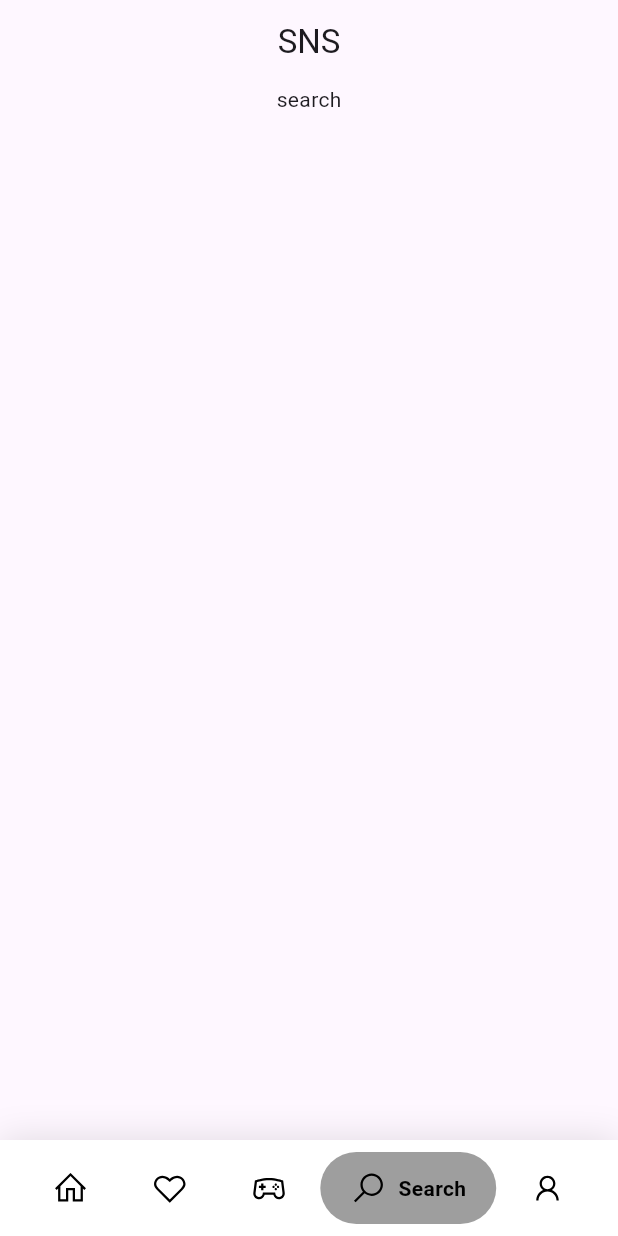
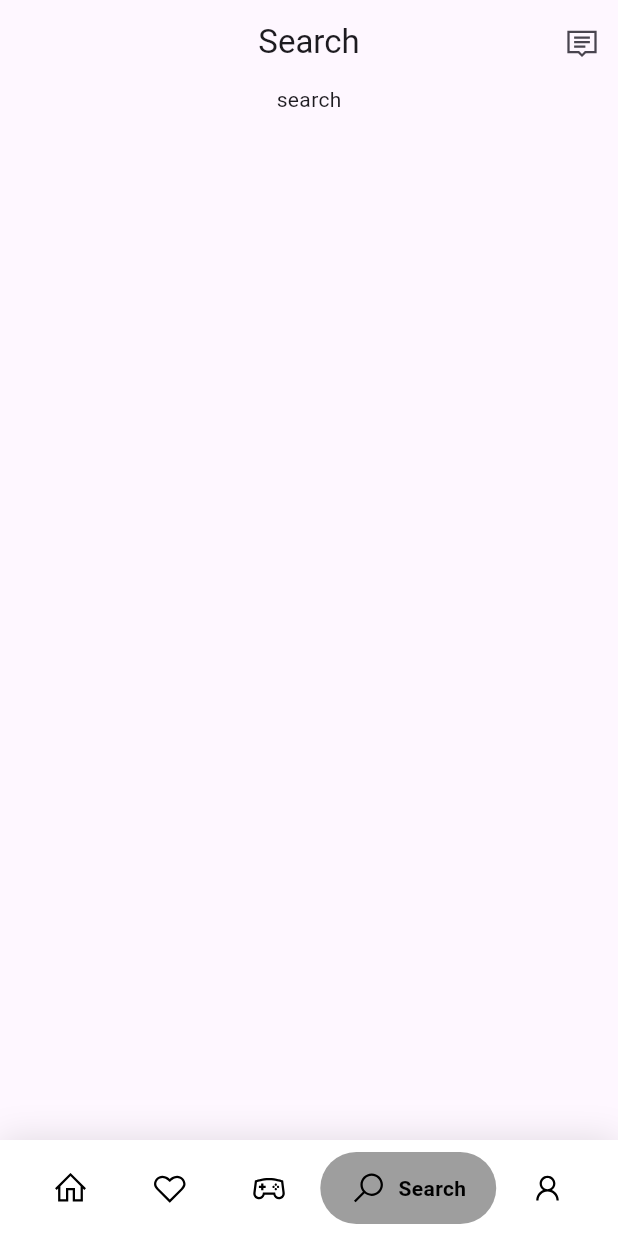
Before and after one commit to tomoya-creater/schoolsns, a Flutter app: the screen it shows after launch, item 4 of the bottom bar chosen, on a phone screen of 412 x 824 dp. Run offline on Flutter 3.47's test engine with Material 3 defaults, Android fonts, the phone set to English and light mode, and no system bars; drawn by our look-alikes of google_nav_bar; our stand-ins replace line_icons.

Commit message:
Initial commit

```diff
--- a/lib/main.dart
+++ b/lib/main.dart
@@ -1,3 +1,4 @@
+import 'package:flutter/foundation.dart';
 import 'package:flutter/material.dart';
 import 'package:google_nav_bar/google_nav_bar.dart';
 import 'package:line_icons/line_icons.dart';
@@ -6,6 +7,8 @@ import 'package:sns/home.dart';
 import 'package:sns/like.dart';
 import 'package:sns/search.dart';
 import 'package:sns/user.dart';
+
+import 'message.dart';
 
 void main() => runApp(MaterialApp(
     builder: (context, child) {
@@ -26,6 +29,16 @@ class MyApp extends StatefulWidget {
 
 class _MyAppState extends State<MyApp> {
   int _selectedIndex = 0;
+
+  // AppBarに表示するタイトルのリスト
+  static const List<String> _appBarTitles = <String>[
+    'Home', // ホームタブのタイトル
+    'Likes', // いいねタブのタイトル
+    'FunHub', // FunHubタブのタイトル
+    'Search', // 検索タブのタイトル
+    'Profile', // プロフィールタブのタイトル
+  ];
+
   static const List<Widget> _widgetOptions = <Widget>[
     Home(),
     Like(),
@@ -40,9 +53,17 @@ class _MyAppState extends State<MyApp> {
       backgroundColor: Colors.white,
       appBar: AppBar(
         centerTitle: true,
-        title: const Text('SNS'),
+        title: Text(_appBarTitles[_selectedIndex]),
         actions: [
-          //IconButton(onPressed: , icon: Icon(LineIcons.comment)),
+          IconButton(
+              onPressed:(){
+                if (kDebugMode) {
+                  print('Message Push');
+                }
+                Navigator.push(context, MaterialPageRoute(builder: (context)=>Message()),);
+              },
+              icon: Icon(LineIcons.comment)
+          ),
         ],
       ),
       body: Center(
--- a/lib/message.dart
+++ b/lib/message.dart
@@ -6,6 +6,11 @@ class Message extends StatelessWidget {
   @override
   Widget build(BuildContext context) {
     return Scaffold(
+      appBar: AppBar(
+        centerTitle: true,
+        title: Text('message'),
+
+      ),
       body: Center(
         child: Column(
           children: [
```
